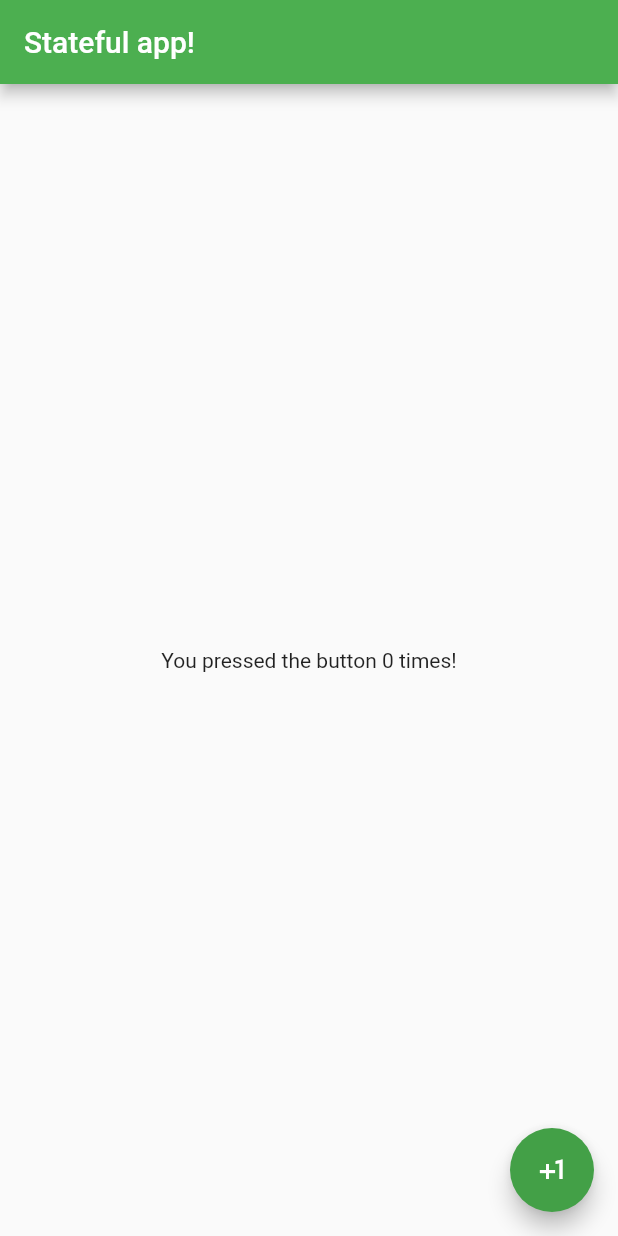
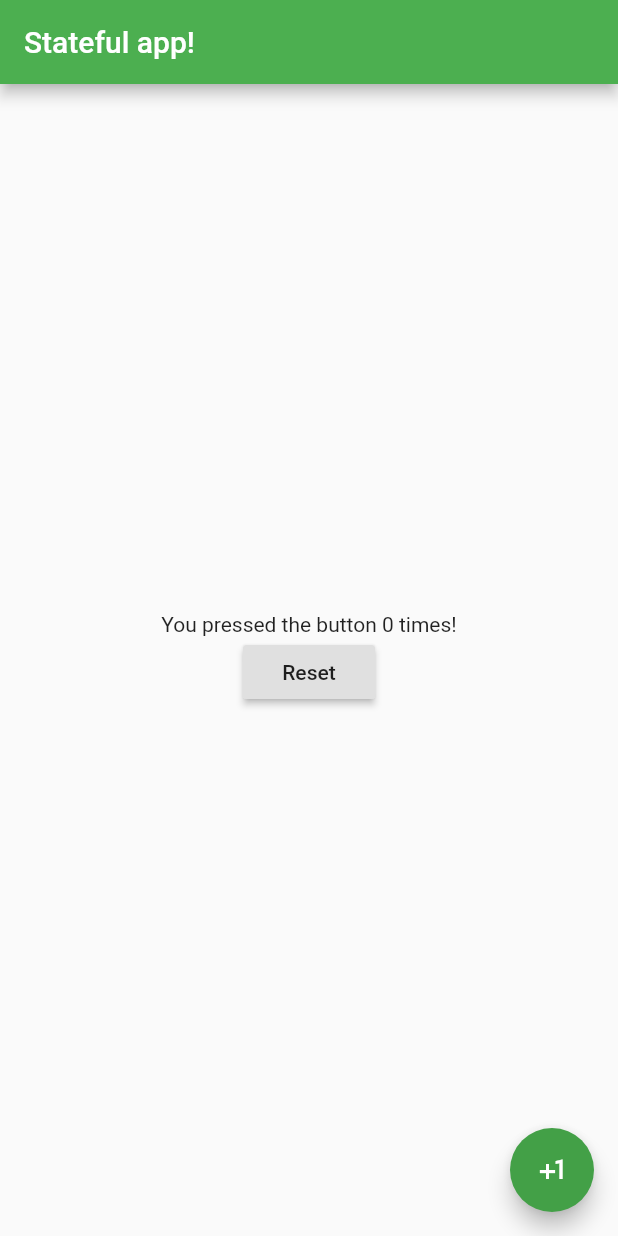
Before and after one commit to prp-e/simple_app, a Flutter app: the screen it shows after launch, on a phone screen of 412 x 824 dp. Run offline on Flutter 3.47's test engine with Material 2 defaults, Android fonts, the phone set to English and light mode, and no system bars.

Commit message:
Added a reset button

```diff
--- a/lib/main.dart
+++ b/lib/main.dart
@@ -29,6 +29,12 @@ class _HomePage extends State<HomePage> {
     });
   }
 
+  void _resetCounter() {
+    setState(() {
+      count = 0;
+    });
+  }
+
   Widget build(BuildContext context) {
     return Scaffold(
       floatingActionButton: FloatingActionButton(
@@ -42,7 +48,14 @@ class _HomePage extends State<HomePage> {
       body: Center(
         child: Column(
             mainAxisAlignment: MainAxisAlignment.center,
-            children: <Widget>[Text("You pressed the button $count times!")]),
+            children: <Widget>[
+              Text("You pressed the button $count times!"),
+              RaisedButton(
+                  onPressed: () {
+                    _resetCounter();
+                  },
+                  child: Text("Reset"))
+            ]),
       ),
     );
   }
```
Also changed, not shown: 1 other file.
